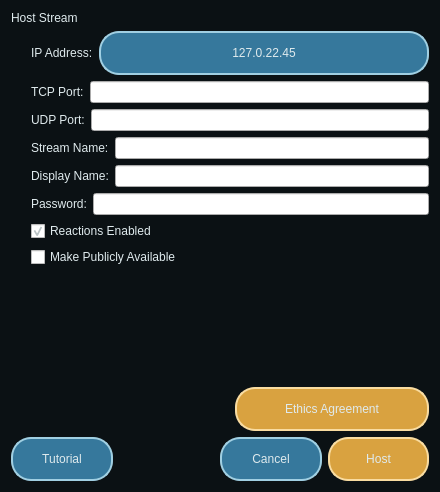
Above: app/home/hoststreamwindow.ui from erakai/Mercury before the change. Below: the same form after it.
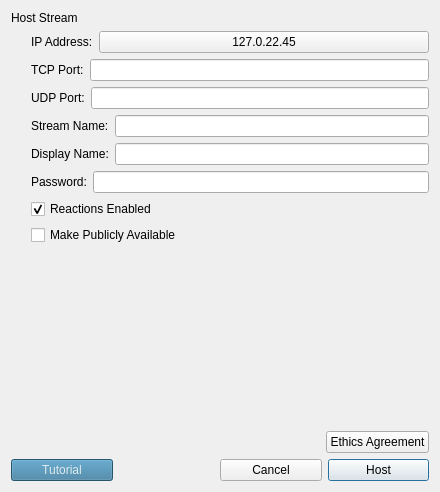
That is the form after the change. Icons and pictures are not drawn.

Commit message: completed styling of all components for both light and dark mode. Button functionality to be implemented next

Diff of the .ui file:
```diff
--- a/app/home/hoststreamwindow.ui
+++ b/app/home/hoststreamwindow.ui
@@ -20,7 +20,7 @@
    <string>Dialog</string>
   </property>
   <property name="styleSheet">
-   <string notr="true">QPushButton {
+   <string notr="true">/*QPushButton {
 	background-color: rgb(54, 120, 156);
 	color: rgb(223, 234, 237);
 	border: 2px solid rgb(160, 207, 226);
@@ -62,7 +62,10 @@
 
 QCheckBox {
 	color: rgb(223, 234, 237);
-}</string>
+}*/</string>
+  </property>
+  <property name="containerStyle" stdset="0">
+   <string>outer</string>
   </property>
   <layout class="QVBoxLayout" name="verticalLayout">
    <item>
@@ -251,8 +254,8 @@
       <widget class="QPushButton" name="ethics_button">
        <property name="minimumSize">
         <size>
-         <width>200</width>
-         <height>44</height>
+         <width>0</width>
+         <height>0</height>
         </size>
        </property>
        <property name="text">
```
Left out of the diff: 19 changed lines with no effect on the pictures. The commit also changes 16 other files.
